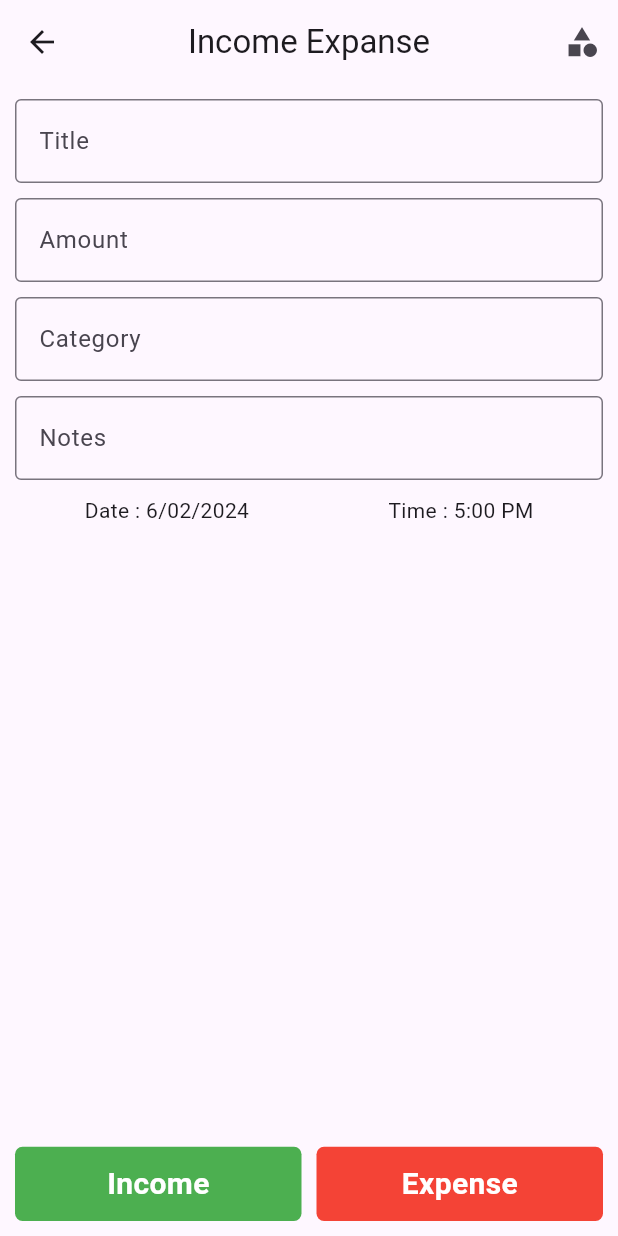
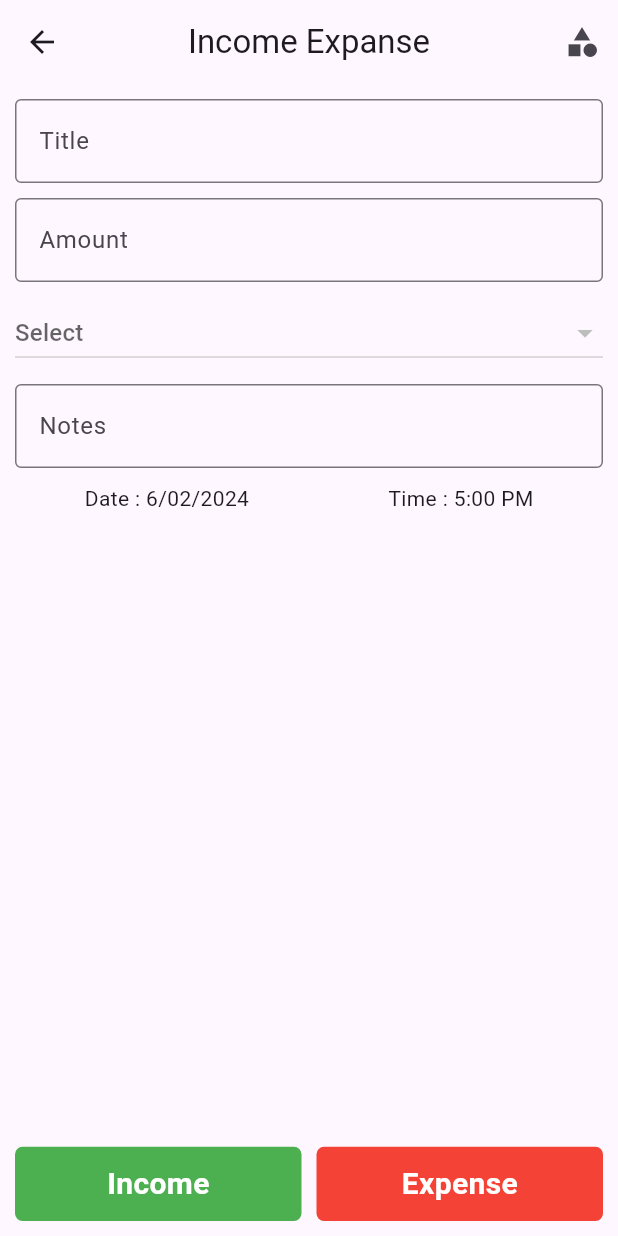
Before and after one commit to HarshilMoradiya1244/data_base_app, a Flutter app: the screen it shows after launch, after a tap on the "add" icon, on a phone screen of 412 x 824 dp. Run offline on Flutter 3.47's test engine with Material 3 defaults, Android fonts, the phone set to English and light mode, and no system bars; our stand-ins replace get, sqflite; accounts and stored records are empty.

Commit message:
screen Add

```diff
--- a/lib/screen/category/controller/category_controller.dart
+++ b/lib/screen/category/controller/category_controller.dart
@@ -3,12 +3,14 @@ import 'package:get/get.dart';
 
 class CategoryController extends GetxController{
 
-RxList categoryList = [].obs;
+RxList<Map> categoryList =<Map>[].obs;
+RxnString selectedCategory = RxnString();
 
-void getCategory()async{
+Future<void> getCategory()async{
 
   DbHelper helper = DbHelper();
-  await helper.readCategory();
+  List<Map> category = await helper.readCategory();
+  categoryList.value = category;
 }
 
 }
--- a/lib/screen/data_add/view/incomeexpense_screen.dart
+++ b/lib/screen/data_add/view/incomeexpense_screen.dart
@@ -1,4 +1,5 @@
 import 'package:data_base/model/incomeExpense_model.dart';
+import 'package:data_base/screen/category/controller/category_controller.dart';
 import 'package:data_base/utils/dta_base_helper.dart';
 import 'package:flutter/material.dart';
 import 'package:get/get.dart';
@@ -15,17 +16,26 @@ class _IncomeExpenseScreenState extends State<IncomeExpenseScreen> {
   TextEditingController txtAmount = TextEditingController();
   TextEditingController txtCategory = TextEditingController();
   TextEditingController txtNotes = TextEditingController();
+  CategoryController controller = Get.put(CategoryController());
 
   @override
+  void initState() {
+    super.initState();
+    controller.getCategory();
+  }
   Widget build(BuildContext context) {
     return SafeArea(
       child: Scaffold(
         appBar: AppBar(
           centerTitle: true,
           title: const Text("Income Expanse"),
-          actions: [IconButton(onPressed: (){
+          actions: [
+            IconButton(
+                onPressed: () {
                   Get.toNamed("category");
-          }, icon: const Icon(Icons.category))],
+                },
+                icon: const Icon(Icons.category))
+          ],
         ),
         body: Padding(
           padding: const EdgeInsets.all(10.0),
@@ -33,7 +43,8 @@ class _IncomeExpenseScreenState extends State<IncomeExpenseScreen> {
             children: [
               TextFormField(
                 controller: txtTitle,
-                decoration: const InputDecoration(label: Text("Title"),
+                decoration: const InputDecoration(
+                  label: Text("Title"),
                   border: OutlineInputBorder(),
                 ),
                 validator: (value) {
@@ -48,7 +59,8 @@ class _IncomeExpenseScreenState extends State<IncomeExpenseScreen> {
               ),
               TextFormField(
                 controller: txtAmount,
-                decoration: const InputDecoration(label: Text("Amount"),
+                decoration: const InputDecoration(
+                  label: Text("Amount"),
                   border: OutlineInputBorder(),
                 ),
                 keyboardType: TextInputType.number,
@@ -62,24 +74,31 @@ class _IncomeExpenseScreenState extends State<IncomeExpenseScreen> {
               const SizedBox(
                 height: 10,
               ),
-              TextFormField(
-                controller: txtCategory,
-                decoration: const InputDecoration(label: Text("Category"),
-                  border: OutlineInputBorder(),
+              Obx(
+                () => DropdownButton(
+                  isExpanded: true,
+                  value: controller.selectedCategory.value,
+                  hint: const Text("Select"),
+                  items: controller.categoryList
+                      .map(
+                        (e) => DropdownMenuItem(
+                          value: "${e['name']}",
+                          child: Text("${e['name']}"),
                         ),
-                validator: (value) {
-                  if (value!.isEmpty) {
-                    return "Category Is Required";
-                  }
-                  return null;
+                      )
+                      .toList(),
+                  onChanged: (value) {
+                    controller.selectedCategory.value = value as String;
                   },
+                ),
               ),
               const SizedBox(
                 height: 10,
               ),
               TextFormField(
                 controller: txtNotes,
-                decoration: const InputDecoration(label: Text("Notes"),
+                decoration: const InputDecoration(
+                  label: Text("Notes"),
                   border: OutlineInputBorder(),
                 ),
               ),
@@ -134,7 +153,8 @@ class _IncomeExpenseScreenState extends State<IncomeExpenseScreen> {
                   ),
                   Expanded(
                     child: InkWell(
-                      onTap: (){DBModel dbmodel = DBModel(
+                      onTap: () {
+                        DBModel dbmodel = DBModel(
                           title: txtTitle.text,
                           amount: txtAmount.text,
                           category: txtCategory.text,
--- a/lib/screen/home/controller/home_controller.dart
+++ b/lib/screen/home/controller/home_controller.dart
@@ -5,10 +5,9 @@ import 'package:get/get.dart';
 class HomeController extends GetxController{
 RxList<DBModel>  dataList = <DBModel>[].obs;
 
-Future<List<DBModel>> getData() async {
+Future<void> getData() async {
   DbHelper helper= DbHelper();
   List<DBModel> data = await helper.readIncomeExpense();
   dataList.value = data;
-  return dataList;
 }
 }
--- a/lib/screen/home/view/home_screen.dart
+++ b/lib/screen/home/view/home_screen.dart
@@ -11,26 +11,47 @@ class HomeScreen extends StatefulWidget {
 
 class _HomeScreenState extends State<HomeScreen> {
   HomeController controller = Get.put(HomeController());
+
   @override
+  void initState() {
+    super.initState();
+    controller.getData();
+  }
   Widget build(BuildContext context) {
     return Scaffold(
       appBar: AppBar(
         centerTitle: true,
         title: const Text("Data Screen"),
         actions: [
-          IconButton(onPressed: (){
-            Get.toNamed("category");
-          }, icon: const Icon(Icons.category))
+          IconButton(
+              onPressed: () {
+                Get.toNamed("category");
+              },
+              icon: const Icon(Icons.category))
         ],
       ),
-      body:const Column(
+      body: Column(
         children: [
-
+          Expanded(
+            child: Obx(() => ListView.builder(
+                itemCount: controller.dataList.length,
+                itemBuilder: (context, index) {
+                  return ListTile(
+                    title: Text("${controller.dataList[index].title}",style:  TextStyle(fontSize: 20,fontWeight: FontWeight.bold,color: controller.dataList[index].status=="0"?Colors.green:Colors.red),),
+                    trailing: Text("${controller.dataList[index].amount}",style:TextStyle(fontSize: 20,fontWeight: FontWeight.bold,color: controller.dataList[index].status=="0"?Colors.green:Colors.red),),
+                  );
+                },
+              ),
+            ),
+          )
         ],
-      ) ,
-      floatingActionButton: FloatingActionButton(onPressed: (){
-        Get.toNamed('incomeExpense');
-      },child: const Icon(Icons.add),),
+      ),
+      floatingActionButton: FloatingActionButton(
+        onPressed: () {
+          Get.toNamed('incomeExpense');
+        },
+        child: const Icon(Icons.add),
+      ),
     );
   }
 }
--- a/lib/utils/dta_base_helper.dart
+++ b/lib/utils/dta_base_helper.dart
@@ -64,7 +64,10 @@ class DbHelper {
     return modelList;
   }
 
-  void deleteData() {}
+  Future<void> categoryDelete({required String id}) async {
+    dataBase = await checkDb();
+    dataBase!.delete("category",where: "id=?",whereArgs: [id]);
+  }
 
   void updateData() {}
 
```
Also changed, not shown: lib/screen/category/view/category_screen.dart (+35 -9 lines). Lines whose indentation alone changed are shown as unchanged.
